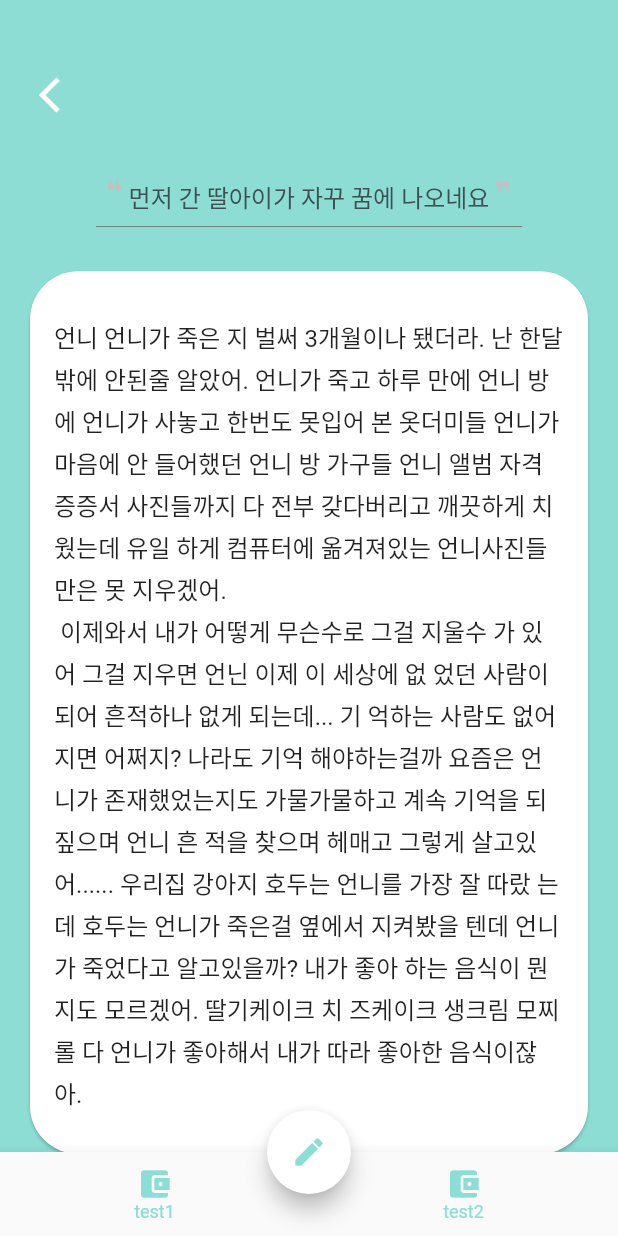
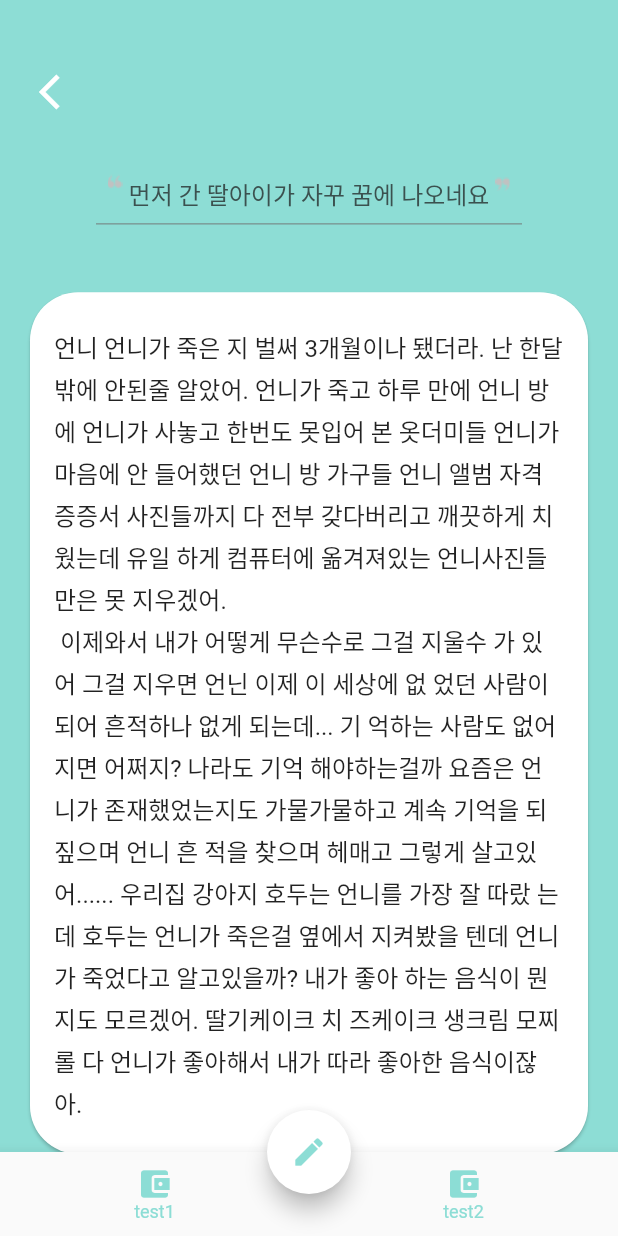
Before and after one commit to HwangSB/SimHae, a Flutter app: the MainPage screen opened directly, scrolled down 576 dp, on a phone screen of 412 x 824 dp. Run offline on Flutter 3.47's test engine with Material 2 defaults, Android fonts, the phone set to English and light mode, and no system bars; our stand-ins replace simple_animations, sqflite; accounts and stored records are empty; Roboto replaces fonts that are missing (MapoFlowerIsland).

```diff
--- a/lib/settings_page.dart
+++ b/lib/settings_page.dart
@@ -90,7 +90,7 @@ class _SettingsPageState extends State<SettingsPage> {
             ),
           ),
           Flexible(
-            flex: 8,
+            flex: 7,
             child: Container(
               color: Color(0xFFFFFFFF),
               child: ListView.separated(
--- a/lib/story_detail_page.dart
+++ b/lib/story_detail_page.dart
@@ -20,7 +20,6 @@ class _StoryDetailPageState extends State<StoryDetailPage> {
           Flexible(
             flex: 2,
             child: Column(
-              mainAxisAlignment: MainAxisAlignment.center,
               children: <Widget>[
                 Row(
                   children: <Widget>[
@@ -84,7 +83,7 @@ class _StoryDetailPageState extends State<StoryDetailPage> {
             ),
           ),
           Flexible(
-            flex: 9,
+            flex: 8,
             child: Padding(
               padding: const EdgeInsets.all(16.0),
               child: Card(
--- a/lib/story_page.dart
+++ b/lib/story_page.dart
@@ -40,9 +40,7 @@ class _StoryPageState extends State<StoryPage> {
         SafeArea(
           child: Column(
             children: <Widget>[
-              Flexible(
-                flex: 1,
-                child: Column(
+              Column(
                 mainAxisAlignment: MainAxisAlignment.center,
                 children: <Widget>[
                   Padding(
@@ -83,7 +81,6 @@ class _StoryPageState extends State<StoryPage> {
                     ),
                   ),
                 ],
-                ),
               ),
               Flexible(
                 flex: 2,
```
Also changed, not shown: 9 other files. Lines whose indentation alone changed are shown as unchanged.
